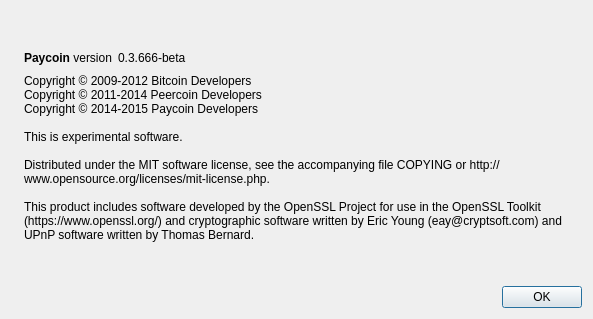
Above: src/qt/forms/aboutdialog.ui from PaycoinFoundation/paycoin before the change. Below: the same form after it.
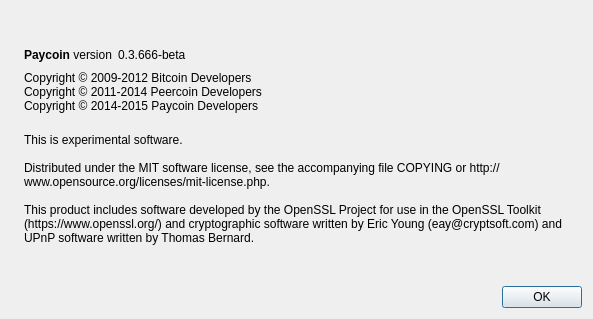
That is the form after the change. Icons and pictures are not drawn.

Commit message:
Qt: add copyrightLabel to aboutdialog.ui
- add a new label, which can be updated independently from the whole
  license information stuff
- the benefit is, we don't need to re-translate that whole wall of text
  every year the copyright info changes
- update to the same copyright string we use in the source and in the
  paycoin-qt.exe meta-data information
- removes an obsolete entry from the ui-file

Patch:
```diff
--- a/src/qt/forms/aboutdialog.ui
+++ b/src/qt/forms/aboutdialog.ui
@@ -65,9 +65,6 @@
          <property name="text">
           <string notr="true">0.3.666-beta</string>
          </property>
-         <property name="textFormat">
-          <enum>Qt::RichText</enum>
-         </property>
          <property name="textInteractionFlags">
           <set>Qt::LinksAccessibleByMouse|Qt::TextSelectableByKeyboard|Qt::TextSelectableByMouse</set>
          </property>
@@ -89,15 +86,27 @@
       </layout>
      </item>
      <item>
-      <widget class="QLabel" name="label_2">
+      <widget class="QLabel" name="copyrightLabel">
        <property name="cursor">
         <cursorShape>IBeamCursor</cursorShape>
        </property>
        <property name="text">
         <string>Copyright © 2009-2012 Bitcoin Developers
 Copyright © 2011-2014 Peercoin Developers
-Copyright © 2014-2015 Paycoin Developers
-
+Copyright © 2014-2015 Paycoin Developers</string>
+       </property>
+       <property name="textInteractionFlags">
+        <set>Qt::LinksAccessibleByMouse|Qt::TextSelectableByKeyboard|Qt::TextSelectableByMouse</set>
+       </property>
+      </widget>
+     </item>
+     <item>
+      <widget class="QLabel" name="label_2">
+       <property name="cursor">
+        <cursorShape>IBeamCursor</cursorShape>
+       </property>
+       <property name="text">
+        <string>
 This is experimental software.
 
 Distributed under the MIT software license, see the accompanying file COPYING or http://www.opensource.org/licenses/mit-license.php.
```
